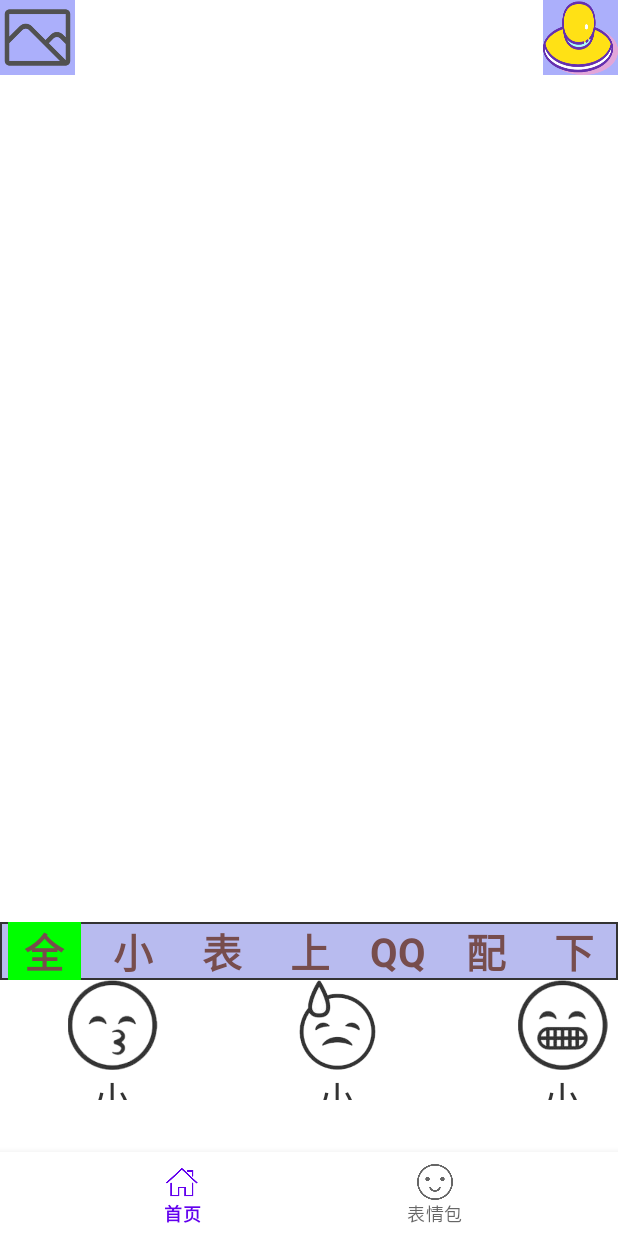
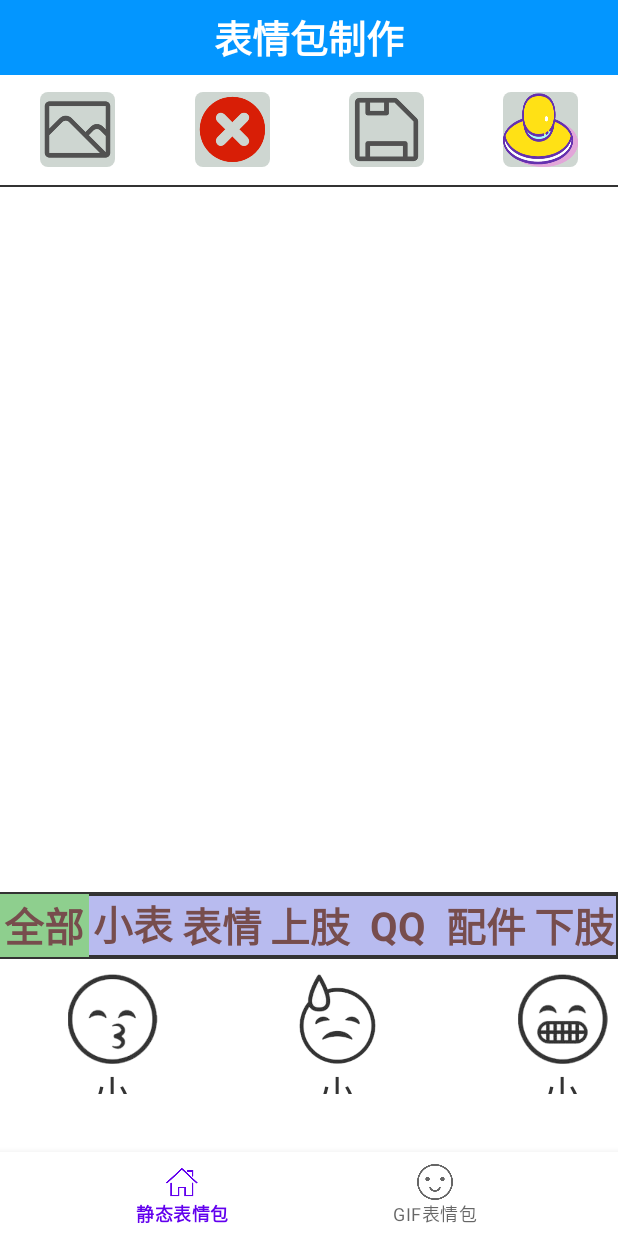
Before and after one commit to Android-szl/studycamera, an Android app: the HomeFragment screen opened directly, with no data from a screen before it, on a phone screen of 412 x 824 dp. Run offline under Robolectric (Android 15) with nearby library versions, the phone set to English and light mode, and no system bars.

Commit message:
完成静态1

```diff
--- a/app/src/main/java/com/example/studyproject/adapter/HorListview_Adapter.java
+++ b/app/src/main/java/com/example/studyproject/adapter/HorListview_Adapter.java
@@ -63,12 +63,6 @@ public class HorListview_Adapter extends BaseAdapter {
         }
         viewHolder.imageView.setImageResource(smallPics.get(position).getUrl());
         viewHolder.tv.setText(smallPics.get(position).getName());
-        viewHolder.linear.setOnClickListener(new View.OnClickListener() {
-            @Override
-            public void onClick(View v) {
-                click.clicks(smallPics.get(position));
-            }
-        });
         return convertView;
     }
     public class ViewHolder
--- a/app/src/main/java/com/example/studyproject/ui/fragment/HomeFragment.java
+++ b/app/src/main/java/com/example/studyproject/ui/fragment/HomeFragment.java
@@ -8,7 +8,6 @@ import android.content.Context;
 import android.content.DialogInterface;
 import android.content.Intent;
 import android.content.pm.PackageManager;
-import android.content.res.Resources;
 import android.database.Cursor;
 import android.graphics.Bitmap;
 import android.graphics.BitmapFactory;
@@ -17,6 +16,7 @@ import android.graphics.Matrix;
 import android.net.Uri;
 import android.os.Build;
 import android.os.Bundle;
+import android.os.Environment;
 import android.provider.DocumentsContract;
 import android.provider.MediaStore;
 import android.util.DisplayMetrics;
@@ -24,10 +24,13 @@ import android.util.Log;
 import android.view.LayoutInflater;
 import android.view.View;
 import android.view.ViewGroup;
+import android.widget.AdapterView;
 import android.widget.ImageButton;
 import android.widget.ImageView;
+import android.widget.LinearLayout;
 import android.widget.RelativeLayout;
 import android.widget.TextView;
+import android.widget.Toast;
 
 import androidx.annotation.NonNull;
 import androidx.annotation.Nullable;
@@ -37,19 +40,17 @@ import androidx.core.content.FileProvider;
 import androidx.fragment.app.Fragment;
 
 import com.example.studyproject.Bean.SmallPic;
-import com.example.studyproject.MainActivity;
 import com.example.studyproject.R;
 import com.example.studyproject.adapter.HorListview_Adapter;
 import com.example.studyproject.custom.HorizontalListView;
 import com.example.studyproject.custom.MultiTouchImageView;
-import com.example.studyproject.tools.Click;
 
 import java.io.File;
 import java.io.FileNotFoundException;
+import java.io.FileOutputStream;
 import java.io.IOException;
+import java.io.OutputStream;
 import java.util.ArrayList;
-
-import javax.xml.transform.Result;
 
 
 /**
@@ -71,9 +72,18 @@ public class HomeFragment extends Fragment {
     private TextView tv6;
     private ArrayList<TextView> tvs = new ArrayList<>();
     private ArrayList<SmallPic> smallPics;
-    private TextView tv0; private Uri uri;
-    private Context context=getContext();
+    private TextView tv0;
+    private Uri uri;
+    private Context context = getContext();
     private DisplayMetrics displayMetrics = new DisplayMetrics();
+    private ArrayList<MultiTouchImageView> mtivs = new ArrayList<>();
+    private LinearLayout titleToolbar;
+    private TextView titleTv;
+    private ImageButton btDelete;
+    private ImageButton btSave;
+    private TextView tvLine;
+    private TextView tvLine2;
+    private RelativeLayout rl;
 //    @Override
 //    public void onViewCreated(@NonNull View view, @Nullable Bundle savedInstanceState) {
 //        super.onViewCreated(view, savedInstanceState);
@@ -92,14 +102,20 @@ public class HomeFragment extends Fragment {
         initView();
         setTV();
         setHorAdapter(addIma_GQ());
-        Log.d(TAG, "onViewCreated: "+addIma_GQ().size());
-    }
-    private class zp implements View.OnClickListener
-    {
+        titleTv.setText("表情包制作");
+        Log.d(TAG, "onViewCreated: " + addIma_GQ().size());
+        btSave.setOnClickListener(new View.OnClickListener() {
             @Override
             public void onClick(View v) {
-            switch (v.getId())
-            {
+                screenShort();
+            }
+        });
+    }
+
+    private class zp implements View.OnClickListener {
+        @Override
+        public void onClick(View v) {
+            switch (v.getId()) {
                 case R.id.bt_bj:
                     startDialog(0);
                     break;
@@ -111,7 +127,7 @@ public class HomeFragment extends Fragment {
     }
 
     private void startDialog(int a) {
-        AlertDialog.Builder builder=new AlertDialog.Builder(getContext());
+        AlertDialog.Builder builder = new AlertDialog.Builder(getContext());
         builder.setTitle("请选择")
                 .setNegativeButton("相册", new DialogInterface.OnClickListener() {
                     @Override
@@ -125,8 +141,8 @@ public class HomeFragment extends Fragment {
             }
         }).show();
     }
-    public void UseAlbum(int a)
-    {
+
+    public void UseAlbum(int a) {
         if (ContextCompat.checkSelfPermission(getContext(), Manifest.permission.WRITE_EXTERNAL_STORAGE) != PackageManager.PERMISSION_GRANTED)//判断是否有这个权限
         {
             ActivityCompat.requestPermissions(getActivity(), new String[]{Manifest.permission.WRITE_EXTERNAL_STORAGE}, 2);
@@ -136,9 +152,7 @@ public class HomeFragment extends Fragment {
     }
 
 
-
-    public void UseCamera(int a)
-    {
+    public void UseCamera(int a) {
         File file = new File(getActivity().getExternalCacheDir(), "test.jpg");//file(获取外部缓存目录.)
         try {
             if (file.exists()) {//如果路径存在,则删除file创建新file
@@ -154,26 +168,21 @@ public class HomeFragment extends Fragment {
             uri = Uri.fromFile(file);
         }
         Intent intent = new Intent("android.media.action.IMAGE_CAPTURE");
-        Log.d(TAG, "UseCamera: "+intent.toString());
+        Log.d(TAG, "UseCamera: " + intent.toString());
         intent.putExtra(MediaStore.EXTRA_OUTPUT, uri);
-        if (a==0)
-        {
+        if (a == 0) {
             startActivityForResult(intent, 1);
-        }
-        else if (a==1)
-        {
+        } else if (a == 1) {
             startActivityForResult(intent, 2);
         }
     }
+
     private void openAlbum(int a) {
         Intent intent = new Intent("android.intent.action.GET_CONTENT");
         intent.setType("image/*");
-        if (a==1)
-        {
+        if (a == 1) {
             startActivityForResult(intent, 3);
-        }
-        else if (a==0)
-        {
+        } else if (a == 0) {
             startActivityForResult(intent, 4);
         }
     }
@@ -205,24 +214,25 @@ public class HomeFragment extends Fragment {
             case 3:
                 if (resultCode == getActivity().RESULT_OK) {
                     if (Build.VERSION.SDK_INT >= 19) {
-                        handeImage(data,3);
+                        handeImage(data, 3);
                     } else {
-                        handleImageBefor(data,3);
+                        handleImageBefor(data, 3);
                     }
                 }
                 break;
             case 4:
                 if (resultCode == getActivity().RESULT_OK) {
                     if (Build.VERSION.SDK_INT >= 19) {
-                        handeImage(data,4);
+                        handeImage(data, 4);
                     } else {
-                        handleImageBefor(data,4);
+                        handleImageBefor(data, 4);
                     }
                 }
                 break;
         }
     }
-    private void handeImage(Intent data,int a) {
+
+    private void handeImage(Intent data, int a) {
         String imagePath = null;
         Uri uri2 = data.getData();
         if (DocumentsContract.isDocumentUri(getActivity(), uri2)) {
@@ -240,28 +250,23 @@ public class HomeFragment extends Fragment {
         } else if ("file".equalsIgnoreCase(uri2.getScheme())) {
             imagePath = uri2.getPath();
         }
-        if (a==3)
-        {
+        if (a == 3) {
             AddIma(imagePath);
-        }
-        else if (a==4)
-        {
+        } else if (a == 4) {
             AddIma3(imagePath);
         }
     }
 
-    private void handleImageBefor(Intent data,int a) {
+    private void handleImageBefor(Intent data, int a) {
         Uri uri = data.getData();
         String imagePath = getImagePath(uri, null);
-        if (a==3)
-        {
+        if (a == 3) {
             AddIma(imagePath);
-        }
-        else if (a==4)
-        {
+        } else if (a == 4) {
             AddIma3(imagePath);
         }
     }
+
     public void AddIma(String path) {
         MultiTouchImageView mtiv = new MultiTouchImageView(getActivity());
         mtiv.setScaleType(ImageView.ScaleType.MATRIX);
@@ -279,7 +284,9 @@ public class HomeFragment extends Fragment {
         Bitmap bitmap1 = Bitmap.createBitmap(bitmap, 0, 0, src_w, src_h, matrix, true);
         mtiv.setImageBitmap(bitmap1);
         relative.addView(mtiv);
+        mtivs.add(mtiv);
     }
+
     public void AddIma2(Bitmap bitmap) {
         MultiTouchImageView mtiv = new MultiTouchImageView(getActivity());
         mtiv.setScaleType(ImageView.ScaleType.MATRIX);
@@ -296,7 +303,9 @@ public class HomeFragment extends Fragment {
         Bitmap bitmap1 = Bitmap.createBitmap(bitmap, 0, 0, src_w, src_h, matrix, true);
         mtiv.setImageBitmap(bitmap1);
         relative.addView(mtiv);
+        mtivs.add(mtiv);
     }
+
     public void AddIma3(String path) {
         MultiTouchImageView mtiv = new MultiTouchImageView(getActivity());
         mtiv.setScaleType(ImageView.ScaleType.MATRIX);
@@ -314,12 +323,13 @@ public class HomeFragment extends Fragment {
         Bitmap bitmap1 = Bitmap.createBitmap(bitmap, 0, 0, src_w, src_h, matrix, true);
         ivChange.setImageBitmap(bitmap1);
     }
+
     public void AddIma4(int url) {
         MultiTouchImageView mtiv = new MultiTouchImageView(getActivity());
         mtiv.setScaleType(ImageView.ScaleType.MATRIX);
         mtiv.setLayoutParams(relative.getLayoutParams());
-        Bitmap bitmap = BitmapFactory.decodeResource(getResources(),url);
-        Log.d(TAG, "AddIma4: "+bitmap.toString());
+        Bitmap bitmap = BitmapFactory.decodeResource(getResources(), url);
+        Log.d(TAG, "AddIma4: " + bitmap.toString());
         int src_w = bitmap.getWidth();
         int src_h = bitmap.getHeight();
         getActivity().getWindowManager().getDefaultDisplay().getMetrics(displayMetrics);
@@ -332,7 +342,9 @@ public class HomeFragment extends Fragment {
         Bitmap bitmap1 = Bitmap.createBitmap(bitmap, 0, 0, src_w, src_h, matrix, true);
         mtiv.setImageBitmap(bitmap);
         relative.addView(mtiv);
+        mtivs.add(mtiv);
     }
+
     @SuppressLint("Range")
     private String getImagePath(Uri uri, String selection) {
         String path = null;
@@ -346,8 +358,44 @@ public class HomeFragment extends Fragment {
         return path;
     }
 
+    public void screenShort() {
+        View dView = getActivity().getWindow().getDecorView();
+        dView.setDrawingCacheEnabled(true);
+        dView.buildDrawingCache();
+        Bitmap bitmap = Bitmap.createBitmap(dView.getDrawingCache());
+        int src_w = bitmap.getWidth();
+        int src_h = bitmap.getHeight();
+        getActivity().getWindowManager().getDefaultDisplay().getMetrics(displayMetrics);
+        int new_w = (int) (displayMetrics.widthPixels * 0.8);
+        int new_h = (int) (displayMetrics.heightPixels * 0.8);
+        float scale_w = (((float) new_w / src_w));
+        float scale_h = (((float) new_h / src_h));
+        Matrix matrix = new Matrix();
+        matrix.postScale(scale_w, scale_h);
+        Log.d(TAG, "screenShort: " + (+tvLine.getY()) + "iv" + titleTv.getY());
 
+        Bitmap bitmap1 = Bitmap.createBitmap(bitmap, (int) (tvLine.getX()), (int) (tvLine.getY()+tvLine.getY()+35), ivChange.getWidth(), ivChange.getHeight()-35, matrix, true);
+        if (bitmap != null) {
+            try {
+                saveBitmap(bitmap1);
+            } catch (Exception e) {
+            }
+        }
+    }
 
+    private void saveBitmap(Bitmap bmp) throws IOException {
+        File childFolder = Environment.getExternalStoragePublicDirectory(Environment
+                .DIRECTORY_PICTURES);
+        File imageFile = new File(childFolder.getAbsolutePath() + "/" + System.currentTimeMillis
+                () + ".jpg");
+        OutputStream fOut = new FileOutputStream(imageFile);
+        bmp.compress(Bitmap.CompressFormat.JPEG, 60, fOut);//将bg输出至文件
+        fOut.flush();
+        fOut.close(); // do not forget to close the stream
+        getActivity().sendBroadcast(new Intent(Intent.ACTION_MEDIA_SCANNER_SCAN_FILE, Uri.fromFile
+                (imageFile)));
+        Toast.makeText(getActivity(), "保存成功", Toast.LENGTH_SHORT).show();
+    }
 
 
     public void setTV() {
@@ -490,17 +538,14 @@ public class HomeFragment extends Fragment {
     public void select(int x) {
         for (int i = 0; i < tvs.size(); i++) {
             if (x == i) {
-                tvs.get(i).setBackgroundColor(Color.parseColor("#00ff00"));
+                tvs.get(i).setBackgroundColor(Color.parseColor("#8ECF8E"));
             } else {
                 tvs.get(i).setBackgroundColor(Color.parseColor("#00000000"));
             }
         }
-        if (x==6)
-        {
+        if (x == 6) {
 
-        }
-        else
-        {
+        } else {
             ArrayList<SmallPic> sms = new ArrayList<>();
             for (int i = 0; i < smallPics.size(); i++) {
                 if (x == smallPics.get(i).getType()) {
@@ -512,14 +557,14 @@ public class HomeFragment extends Fragment {
     }
 
     private static final String TAG = "HomeFragment";
-    public void setHorAdapter(ArrayList<SmallPic> sms)
-    {
-        Log.d(TAG, "setHorAdapter: ===="+sms.size());
-        HorListview_Adapter adapter=new HorListview_Adapter(sms,getContext());
-        adapter.setClick(new Click() {
+
+    public void setHorAdapter(ArrayList<SmallPic> sms) {
+        Log.d(TAG, "setHorAdapter: ====" + sms.size());
+        HorListview_Adapter adapter = new HorListview_Adapter(sms, getContext());
+        horListview.setOnItemClickListener(new AdapterView.OnItemClickListener() {
             @Override
-            public void clicks(SmallPic pic) {
-                AddIma4(pic.getUrl());
+            public void onItemClick(AdapterView<?> parent, View view, int position, long id) {
+                AddIma4(sms.get(position).getUrl());
             }
         });
         horListview.setAdapter(adapter);
@@ -538,5 +583,12 @@ public class HomeFragment extends Fragment {
         tv5 = (TextView) getView().findViewById(R.id.tv5);
         tv6 = (TextView) getView().findViewById(R.id.tv6);
         tv0 = (TextView) getView().findViewById(R.id.tv0);
+        titleToolbar = (LinearLayout) getView().findViewById(R.id.title_toolbar);
+        titleTv = (TextView) getView().findViewById(R.id.title_tv);
+        btDelete = (ImageButton) getView().findViewById(R.id.bt_delete);
+        btSave = (ImageButton) getView().findViewById(R.id.bt_save);
+        tvLine = (TextView) getView().findViewById(R.id.tv_line);
+        tvLine2 = (TextView) getView().findViewById(R.id.tv_line2);
+        rl = (RelativeLayout) getView().findViewById(R.id.rl);
     }
 }
--- /dev/null
+++ b/app/src/main/res/drawable/bg_cirle.xml
@@ -0,0 +1,6 @@
+<?xml version="1.0" encoding="utf-8"?>
+<shape android:shape="rectangle"
+    xmlns:android="http://schemas.android.com/apk/res/android">
+    <solid android:color="#CED6D1"/>
+    <corners android:radius="5dp"/>
+</shape>
--- a/app/src/main/res/layout/home_fragment.xml
+++ b/app/src/main/res/layout/home_fragment.xml
@@ -1,44 +1,87 @@
 <?xml version="1.0" encoding="utf-8"?>
-<androidx.drawerlayout.widget.DrawerLayout xmlns:android="http://schemas.android.com/apk/res/android"
+<androidx.constraintlayout.widget.ConstraintLayout xmlns:android="http://schemas.android.com/apk/res/android"
     android:layout_width="match_parent"
     android:layout_height="match_parent"
     xmlns:app="http://schemas.android.com/apk/res-auto">
+    <include layout="@layout/title_head"/>
     <LinearLayout
+        android:layout_marginTop="50dp"
         android:orientation="vertical"
         android:layout_width="match_parent"
         android:layout_height="match_parent">
-        <RelativeLayout
-            android:layout_weight="7"
+        <LinearLayout
+            android:layout_weight="6.5"
             android:layout_width="match_parent"
             android:layout_height="match_parent">
-
+            <LinearLayout
+                android:gravity="center"
+                android:layout_weight="1"
+                android:layout_width="match_parent"
+                android:layout_height="match_parent">
             <ImageButton
                 android:id="@+id/bt_bj"
                 android:layout_width="50dp"
                 android:layout_height="50dp"
-                android:layout_alignParentLeft="true"
-                android:background="#ABAFFB"
                 android:scaleType="fitXY"
+                android:background="@drawable/bg_cirle"
                 android:src="@drawable/bj" />
-
+            </LinearLayout>
+            <LinearLayout
+                android:gravity="center"
+                android:layout_weight="1"
+                android:layout_width="match_parent"
+                android:layout_height="match_parent">
+                <ImageButton
+                    android:id="@+id/bt_delete"
+                    android:layout_width="50dp"
+                    android:layout_height="50dp"
+                    android:scaleType="fitXY"
+                    android:background="@drawable/bg_cirle"
+                    android:src="@drawable/delete" />
+            </LinearLayout>
+            <LinearLayout
+                android:gravity="center"
+                android:layout_weight="1"
+                android:layout_width="match_parent"
+                android:layout_height="match_parent">
+                <ImageButton
+                    android:id="@+id/bt_save"
+                    android:layout_width="50dp"
+                    android:layout_height="50dp"
+                    android:scaleType="fitXY"
+                    android:background="@drawable/bg_cirle"
+                    android:src="@drawable/save" />
+            </LinearLayout>
+            <LinearLayout
+                android:gravity="center"
+                android:layout_weight="1"
+                android:layout_width="match_parent"
+                android:layout_height="match_parent">
                 <ImageButton
                     android:id="@+id/bt_pj"
                     android:layout_width="50dp"
                     android:layout_height="50dp"
-                android:layout_alignParentRight="true"
-                android:background="#ABAFFB"
+                    android:background="@drawable/bg_cirle"
                     android:scaleType="fitXY"
                     android:src="@drawable/pj" />
-        </RelativeLayout>
+            </LinearLayout>
+        </LinearLayout>
+        <TextView
+            android:id="@+id/tv_line"
+            android:background="#333"
+            android:layout_width="match_parent"
+            android:layout_height="1dp"/>
         <RelativeLayout
-            android:layout_weight="2"
+            android:id="@+id/rl"
+            android:layout_weight="2.5"
             android:layout_width="match_parent"
             android:layout_height="match_parent">
+
             <ImageView
-                android:scaleType="fitXY"
                 android:id="@+id/iv_change"
                 android:layout_width="match_parent"
-                android:layout_height="match_parent"/>
+                android:layout_height="match_parent"
+                android:scaleType="fitXY" />
 
             <RelativeLayout
                 android:id="@+id/relative"
@@ -47,10 +90,14 @@
         </RelativeLayout>
 
 
-
+        <TextView
+            android:id="@+id/tv_line2"
+            android:background="#333"
+            android:layout_width="match_parent"
+            android:layout_height="1dp"/>
         <LinearLayout
             android:orientation="vertical"
-            android:layout_weight="6"
+            android:layout_weight="5.5"
             android:layout_width="match_parent"
             android:layout_height="match_parent">
             <LinearLayout
@@ -59,11 +106,9 @@
                 android:layout_width="match_parent"
                 android:layout_height="match_parent">
                 <TextView
-                    android:layout_marginLeft="5dp"
-                    android:layout_marginRight="5dp"
                     android:id="@+id/tv0"
                     android:layout_weight="1"
-                    android:background="#00ff00"
+                    android:background="#8ECF8E"
                     android:gravity="center"
                     android:textColor="#774D4D"
                     android:textStyle="bold"
@@ -72,8 +117,6 @@
                     android:layout_width="match_parent"
                     android:layout_height="match_parent"/>
                 <TextView
-                    android:layout_marginLeft="5dp"
-                    android:layout_marginRight="5dp"
                     android:id="@+id/tv1"
                     android:layout_weight="1"
                     android:gravity="center"
@@ -84,8 +127,6 @@
                     android:layout_width="match_parent"
                     android:layout_height="match_parent"/>
                 <TextView
-                    android:layout_marginLeft="5dp"
-                    android:layout_marginRight="5dp"
                     android:id="@+id/tv2"
                     android:layout_weight="1"
                     android:gravity="center"
@@ -96,8 +137,6 @@
                     android:layout_width="match_parent"
                     android:layout_height="match_parent"/>
                 <TextView
-                    android:layout_marginLeft="5dp"
-                    android:layout_marginRight="5dp"
                     android:id="@+id/tv3"
                     android:layout_weight="1"
                     android:gravity="center"
@@ -108,8 +147,6 @@
                     android:layout_width="match_parent"
                     android:layout_height="match_parent"/>
                 <TextView
-                    android:layout_marginLeft="5dp"
-                    android:layout_marginRight="5dp"
                 android:id="@+id/tv4"
                 android:layout_weight="1"
                 android:gravity="center"
@@ -120,8 +157,6 @@
                 android:layout_width="match_parent"
                 android:layout_height="match_parent"/>
                 <TextView
-                    android:layout_marginLeft="5dp"
-                    android:layout_marginRight="5dp"
                     android:id="@+id/tv5"
                     android:layout_weight="1"
                     android:gravity="center"
@@ -132,8 +167,6 @@
                     android:layout_width="match_parent"
                     android:layout_height="match_parent"/>
                 <TextView
-                    android:layout_marginLeft="5dp"
-                    android:layout_marginRight="5dp"
                     android:id="@+id/tv6"
                     android:layout_weight="1"
                     android:gravity="center"
@@ -144,7 +177,12 @@
                     android:layout_width="match_parent"
                     android:layout_height="match_parent"/>
             </LinearLayout>
+            <TextView
+                android:background="#333"
+                android:layout_width="match_parent"
+                android:layout_height="1dp"/>
             <com.example.studyproject.custom.HorizontalListView
+                android:layout_marginTop="10dp"
                 android:divider="#000000"
                 android:layout_weight="1"
                 android:id="@+id/hor_listview"
@@ -152,4 +190,4 @@
                 android:layout_height="match_parent"/>
         </LinearLayout>
     </LinearLayout>
-</androidx.drawerlayout.widget.DrawerLayout>
+</androidx.constraintlayout.widget.ConstraintLayout>
--- a/app/src/main/res/layout/title_head.xml
+++ b/app/src/main/res/layout/title_head.xml
@@ -1,16 +1,18 @@
 <?xml version="1.0" encoding="utf-8"?>
-<androidx.appcompat.widget.Toolbar xmlns:android="http://schemas.android.com/apk/res/android"
+<LinearLayout xmlns:android="http://schemas.android.com/apk/res/android"
     android:id="@+id/title_toolbar"
     android:layout_width="match_parent"
-    android:layout_height="wrap_content"
+    android:layout_height="50dp"
+    android:gravity="center"
     android:background="#0396ff">
 
-    <androidx.appcompat.widget.AppCompatTextView
+    <TextView
+        android:textStyle="bold"
         android:id="@+id/title_tv"
         android:layout_width="wrap_content"
         android:layout_height="wrap_content"
         android:layout_gravity="center"
         android:text="XXX"
         android:textColor="#fff"
-        android:textSize="16sp" />
-</androidx.appcompat.widget.Toolbar>
+        android:textSize="25sp" />
+</LinearLayout>
--- a/app/src/main/res/menu/menu.xml
+++ b/app/src/main/res/menu/menu.xml
@@ -4,11 +4,11 @@
     <item
         android:id="@+id/home_iv"
         android:icon="@drawable/sy"
-        android:title="首页" />
+        android:title="静态表情包" />
 
     <item
         android:id="@+id/gif_iv"
         android:icon="@drawable/bqb"
-        android:title="表情包" />
+        android:title="GIF表情包" />
 
 </menu>
--- a/app/src/main/res/values/themes.xml
+++ b/app/src/main/res/values/themes.xml
@@ -9,6 +9,7 @@
         <item name="colorSecondary">@color/teal_200</item>
         <item name="colorSecondaryVariant">@color/teal_700</item>
         <item name="colorOnSecondary">@color/black</item>
+        <item name="android:windowNoTitle">true</item>
         <!-- Status bar color. -->
         <item name="android:statusBarColor" tools:targetApi="l">?attr/colorPrimaryVariant</item>
         <!-- Customize your theme here. -->
```
Also changed, not shown: app/src/main/java/com/example/studyproject/custom/MultiTouchImageView.java (+10 -0 lines), app/src/main/res/layout/lay_multi_image.xml (added, +14 -0 lines), app/src/main/res/drawable/delete.png (added), app/src/main/res/drawable/delte.png (added), app/src/main/res/drawable/save.png (added). Lines whose indentation alone changed are shown as unchanged.
